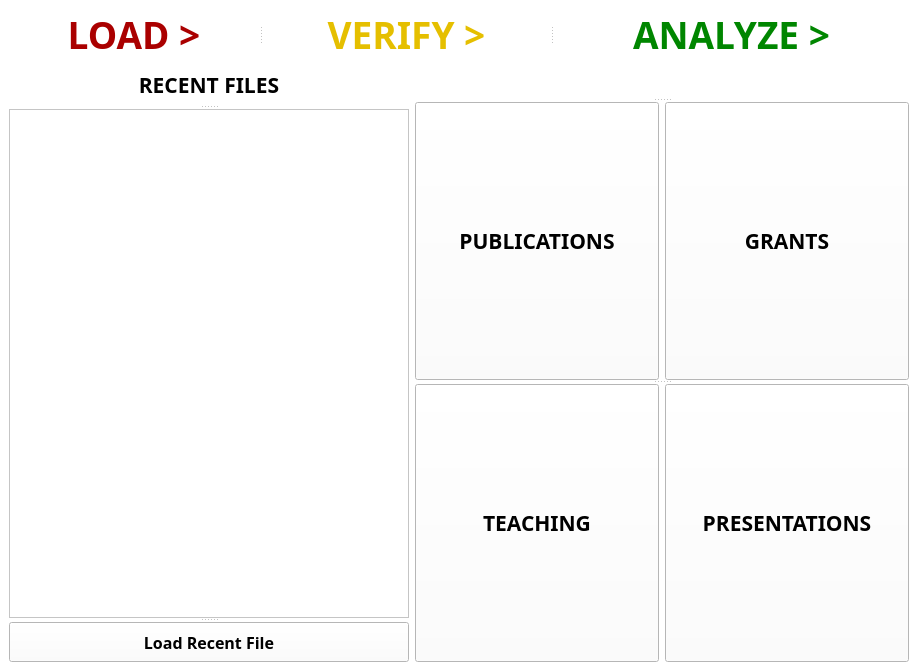
Above: Project Code/AppleProject/View/load_csv.ui from JRWu/DataAggregation before the change. Below: the same form after it.
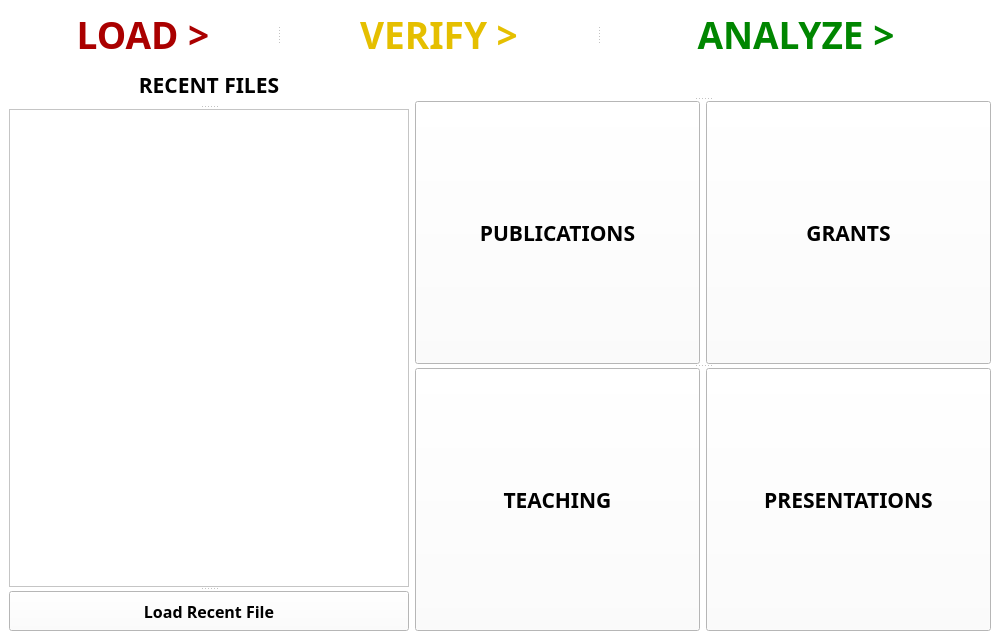
That is the form after the change.

```diff
--- a/Project Code/AppleProject/View/load_csv.ui
+++ b/Project Code/AppleProject/View/load_csv.ui
@@ -6,8 +6,8 @@
    <rect>
     <x>0</x>
     <y>0</y>
-    <width>918</width>
-    <height>671</height>
+    <width>1000</width>
+    <height>640</height>
    </rect>
   </property>
   <property name="minimumSize">
```
